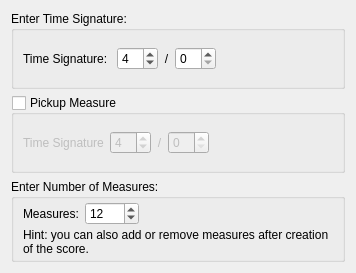
Qt form mscore/mscore/timesigwizard.ui (musescore/musescore-old) before a commit.
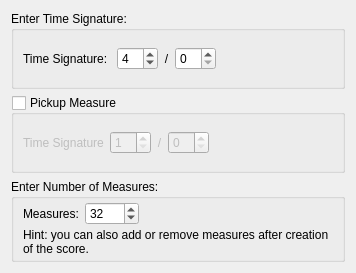
The same form after that commit. Custom widgets are drawn as their Qt base class.

Commit message: fix #11246: change default number of measures and pickup measure timesig

What changed in the file:
```diff
--- a/mscore/mscore/timesigwizard.ui
+++ b/mscore/mscore/timesigwizard.ui
@@ -119,7 +119,7 @@
          <number>63</number>
         </property>
         <property name="value">
-         <number>4</number>
+         <number>1</number>
         </property>
        </widget>
       </item>
@@ -196,7 +196,7 @@
          <number>9999</number>
         </property>
         <property name="value">
-         <number>12</number>
+         <number>32</number>
         </property>
        </widget>
       </item>
```
The commit also changes 1 other file.
